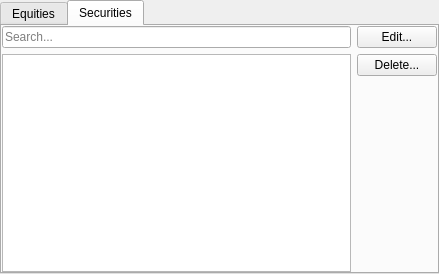
This is kmymoney/views/kinvestmentview.ui in KDE/kmymoney as Qt 5 draws it before an edit. The edited form follows.
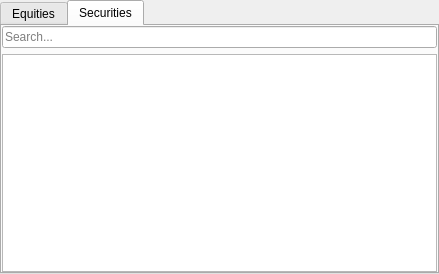
This is the edited form. The open tabs and pages were chosen to show the change. Custom widgets are drawn as their Qt base class.

```diff
--- a/kmymoney/views/kinvestmentview.ui
+++ b/kmymoney/views/kinvestmentview.ui
@@ -159,68 +159,6 @@
          </item>
         </layout>
        </item>
-       <item>
-        <layout class="QVBoxLayout">
-         <item>
-          <widget class="QPushButton" name="m_editSecurityButton">
-           <property name="toolTip">
-            <string>Modify the selected entry</string>
-           </property>
-           <property name="whatsThis">
-            <string>Change the security information of the selected entry.</string>
-           </property>
-           <property name="text">
-            <string>Edit...</string>
-           </property>
-          </widget>
-         </item>
-         <item>
-          <widget class="QPushButton" name="m_deleteSecurityButton">
-           <property name="toolTip">
-            <string>Delete this entry</string>
-           </property>
-           <property name="whatsThis">
-            <string>Remove this security item from the file</string>
-           </property>
-           <property name="text">
-            <string>Delete...</string>
-           </property>
-          </widget>
-         </item>
-         <item>
-          <spacer name="spacer3">
-           <property name="orientation">
-            <enum>Qt::Vertical</enum>
-           </property>
-           <property name="sizeType">
-            <enum>QSizePolicy::Expanding</enum>
-           </property>
-           <property name="sizeHint" stdset="0">
-            <size>
-             <width>20</width>
-             <height>110</height>
-            </size>
-           </property>
-          </spacer>
-         </item>
-         <item>
-          <spacer name="spacer7">
-           <property name="orientation">
-            <enum>Qt::Vertical</enum>
-           </property>
-           <property name="sizeType">
-            <enum>QSizePolicy::Expanding</enum>
-           </property>
-           <property name="sizeHint" stdset="0">
-            <size>
-             <width>20</width>
-             <height>51</height>
-            </size>
-           </property>
-          </spacer>
-         </item>
-        </layout>
-       </item>
       </layout>
      </widget>
     </widget>
```
Left out of the diff: 3 changed lines with no effect on the pictures.
